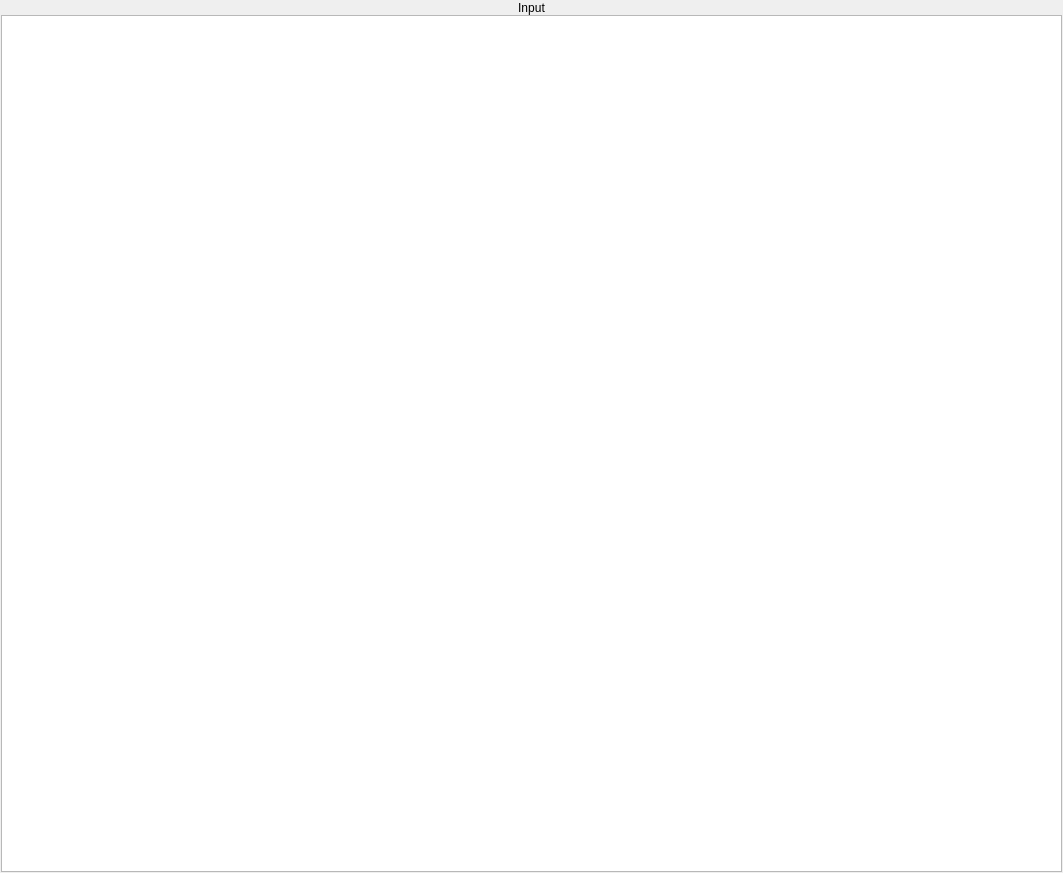
First picture: the form in inputpane.ui, repository WarlockD/pep8-1, before the edit.
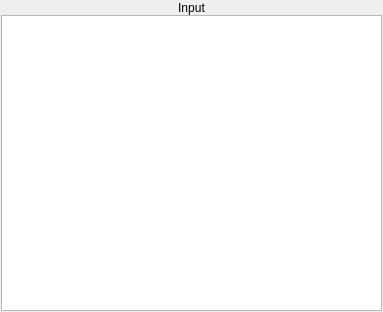
Second picture: the form after the edit.

The edit to the form file:
```diff
--- a/inputpane.ui
+++ b/inputpane.ui
@@ -6,8 +6,8 @@
    <rect>
     <x>0</x>
     <y>0</y>
-    <width>1063</width>
-    <height>873</height>
+    <width>383</width>
+    <height>312</height>
    </rect>
   </property>
   <property name="windowTitle">
@@ -110,7 +110,7 @@
        <property name="font">
         <font>
          <family>Courier</family>
-         <pointsize>12</pointsize>
+         <pointsize>13</pointsize>
         </font>
        </property>
       </widget>
```
